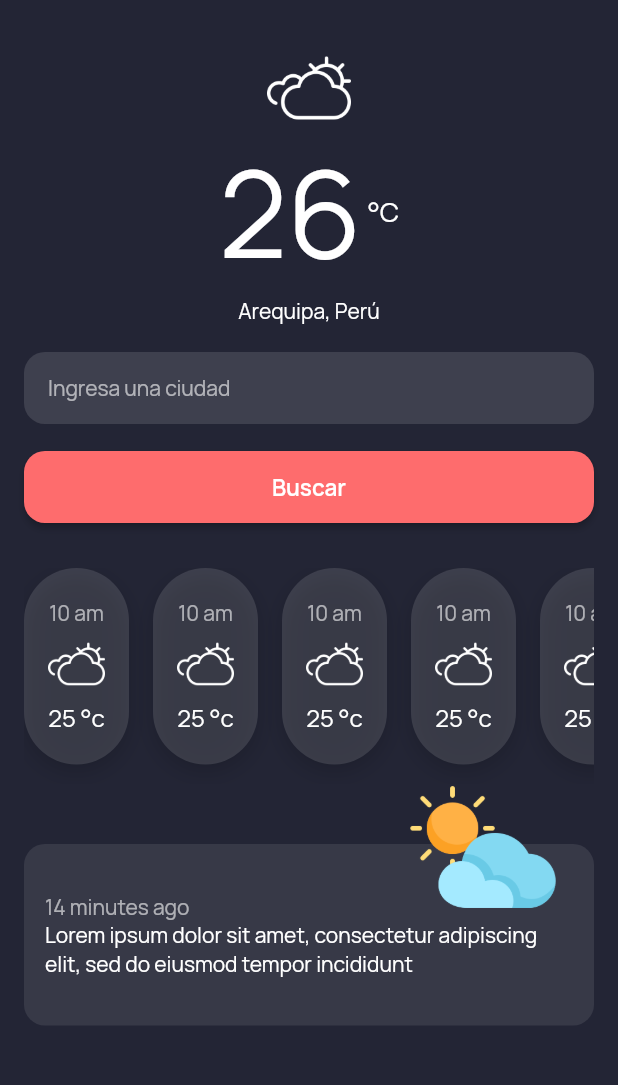
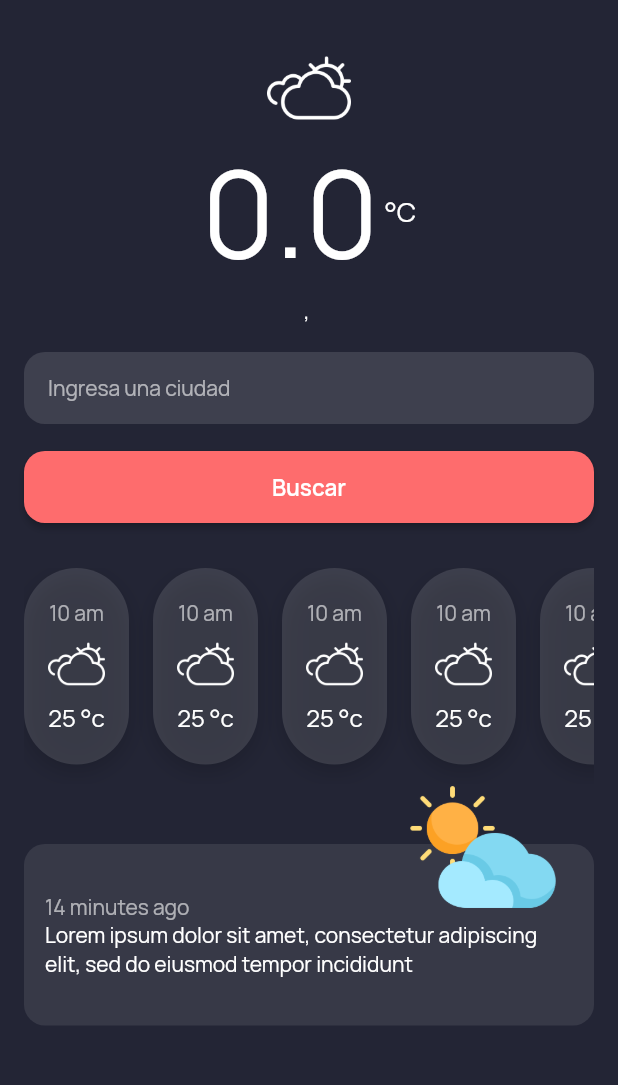
Before and after one commit to ehbarrionuevo/flutter_codigo2_weatherapp, a Flutter app: the screen it shows after launch, on a phone screen of 412 x 824 dp, the part 62-1147 px from its top. Run offline on Flutter 3.47's test engine with Material 2 defaults, Android fonts, the phone set to English and light mode, and no system bars; our stand-ins replace google_fonts; network calls fail.

Commit message:
Servicio 2

```diff
--- a/lib/pages/home_page.dart
+++ b/lib/pages/home_page.dart
@@ -3,31 +3,46 @@ import 'package:codigo2_weatherapp/ui/widgets/item_forecast_widget.dart';
 import 'package:flutter/material.dart';
 import 'package:http/http.dart' as http;
 
-class HomePage extends StatelessWidget {
+class HomePage extends StatefulWidget {
+  @override
+  State<HomePage> createState() => _HomePageState();
+}
 
+class _HomePageState extends State<HomePage> {
+  String cityName = "";
+  String country = "";
+  double temp = 0;
+
+  @override
+  initState(){
+    super.initState();
+    getData();
+  }
 
   getData() async{
     Uri _url = Uri.parse("https://api.openweathermap.org/data/2.5/weather?q=Arequipa&appid=43a986e26b08f6bd8d7effeaa7f4dc00");
     http.Response response = await http.get(_url);
-    print(response.statusCode);
-    print(response.body);
-    print("[2, 23, 12]");
+    Map myMap = json.decode(response.body);
+    temp = myMap["main"]["temp"];
+    cityName = myMap["name"];
+    country = myMap["sys"]["country"];
+    setState(() {
 
-    Map myMap = json.decode(response.body);
-
-    //Nombre de la ciudad
-    print(myMap["name"]);
-    //Codigo pais
-
-    //Temp
+    });
+    // //Nombre de la ciudad
+    // print(myMap["name"]);
+    // //Codigo pais
+    // print(myMap["sys"]["country"]);
+    // //Temp
+    // print(myMap["main"]["temp"]);
+    // print(myMap["weather"][0]["description"]);
 
   }
-
 
   @override
   Widget build(BuildContext context) {
 
-    getData();
+
 
     return Scaffold(
       backgroundColor: Color(0xff232535),
@@ -60,18 +75,18 @@ class HomePage extends StatelessWidget {
               Row(
                 mainAxisAlignment: MainAxisAlignment.center,
                 crossAxisAlignment: CrossAxisAlignment.center,
-                children: const [
+                children: [
                   Text(
-                    "26",
-                    style: TextStyle(
+                    temp.toString(),
+                    style: const TextStyle(
                       fontSize: 80.0,
                       color: Colors.white,
                     ),
                   ),
-                  SizedBox(
+                  const SizedBox(
                     width: 4.0,
                   ),
-                  Text(
+                  const Text(
                     "°C",
                     style: TextStyle(
                       fontSize: 18.0,
@@ -85,10 +100,10 @@ class HomePage extends StatelessWidget {
               ),
               Row(
                 mainAxisAlignment: MainAxisAlignment.center,
-                children: const [
+                children: [
                   Text(
-                    "Arequipa, Perú",
-                    style: TextStyle(
+                    "$cityName, $country",
+                    style: const TextStyle(
                       color: Colors.white,
                     ),
                   ),
```
